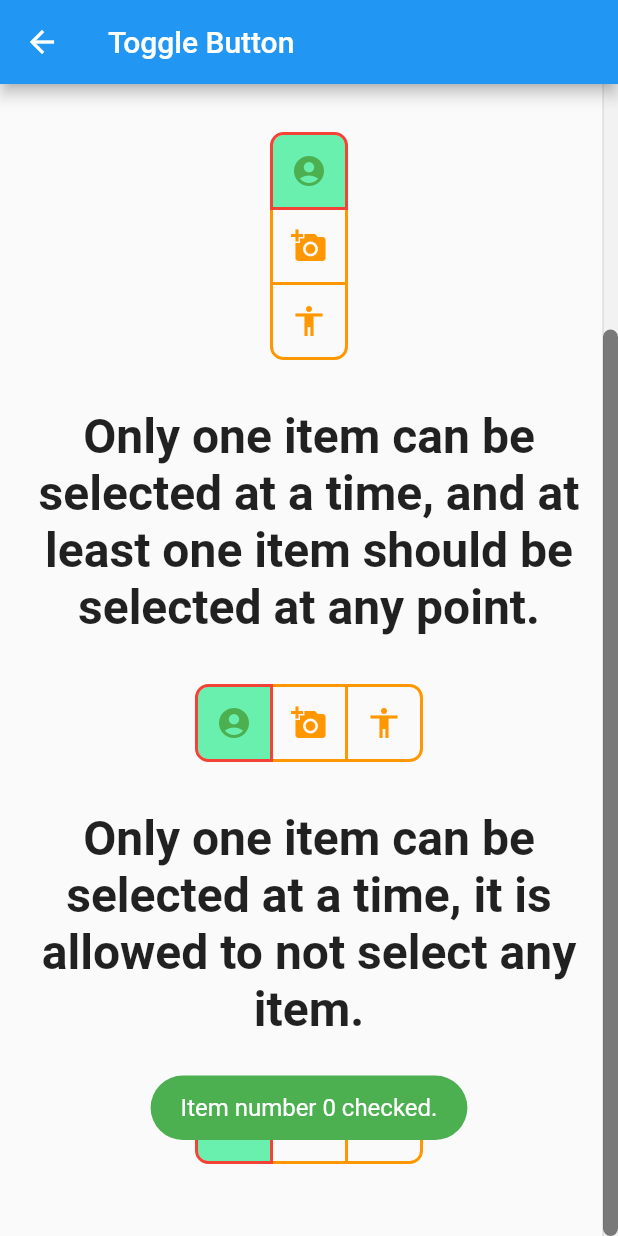
After one commit to Gogo-jiii/Flutter-All-In-One, a Flutter app: the ToggleButtonScreen screen opened directly, scrolled down 208 dp, after a tap on the "account circle" icon, on a phone screen of 412 x 824 dp. The commit adds this screen. Run offline on Flutter 3.47's test engine with Material 2 defaults, Android fonts, the phone set to English and light mode, and no system bars; our stand-ins replace fluttertoast.

Commit message:
toggle button

```diff
--- a/lib/main.dart
+++ b/lib/main.dart
@@ -15,6 +15,7 @@ import 'package:flutter_all_in_one/modules/spacer/spacer_screen.dart';
 import 'package:flutter_all_in_one/modules/text_field/textfield_screen.dart';
 import 'package:flutter_all_in_one/modules/textwatcher/textwatcher_screen.dart';
 import 'package:flutter_all_in_one/modules/toast/toast_screen.dart';
+import 'package:flutter_all_in_one/modules/toggle_button/toggle_button_screen.dart';
 
 import 'modules/common_widgets/common_widgets.dart';
 import 'modules/divider/divider_screen.dart';
@@ -66,7 +67,8 @@ class _MyHomePageState extends State<MyHomePage> {
     "Expanded Widget",
     "Divider",
     "Spacer",
-    "Hero Transition"
+    "Hero Transition",
+    "Toggle Button"
   ];
 
   @override
@@ -130,10 +132,8 @@ void navigate(BuildContext context, int index) {
               builder: (_) => const GetTextFromTextFieldScreen()));
       break;
     case DashboardItemsType.textWatcher:
-      Navigator.push(
-          context,
-          MaterialPageRoute(
-              builder: (_) => const TextWatcherScreen()));
+      Navigator.push(context,
+          MaterialPageRoute(builder: (_) => const TextWatcherScreen()));
       break;
     case DashboardItemsType.slider:
       Navigator.push(
@@ -171,6 +171,10 @@ void navigate(BuildContext context, int index) {
       Navigator.push(
           context, MaterialPageRoute(builder: (_) => const HeroFirstScreen()));
       break;
+    case DashboardItemsType.toggleButton:
+      Navigator.push(context,
+          MaterialPageRoute(builder: (_) => const ToggleButtonScreen()));
+      break;
   }
 }
 
@@ -191,7 +195,8 @@ enum DashboardItemsType {
   expandedWidget,
   divider,
   spacer,
-  heroTransition;
+  heroTransition,
+  toggleButton;
 }
 
 DashboardItemsType getListItemType(int index) {
--- /dev/null
+++ b/lib/modules/toggle_button/toggle_button_screen.dart
@@ -0,0 +1,205 @@
+import 'package:flutter/material.dart';
+import 'package:flutter_all_in_one/modules/common_widgets/common_widgets.dart';
+import 'package:flutter_all_in_one/modules/toast/toast_screen.dart';
+
+class ToggleButtonScreen extends StatefulWidget {
+  const ToggleButtonScreen({Key? key}) : super(key: key);
+
+  @override
+  State<ToggleButtonScreen> createState() => _ToggleButtonScreenState();
+}
+
+class _ToggleButtonScreenState extends State<ToggleButtonScreen> {
+  final _isSelected1 = [false, false, false];
+  final _isSelected2 = [false, false, false];
+  final _isSelected3 = [true, false, false];
+  final _isSelected4 = [true, false, false];
+
+  @override
+  Widget build(BuildContext context) {
+    return Scaffold(
+      appBar: getAppBar(context, "Toggle Button"),
+      body: Scrollbar(
+        thumbVisibility: true,
+        thickness: 10,
+        trackVisibility: true,
+        interactive: true,
+        radius: const Radius.circular(10),
+        child: SingleChildScrollView(
+          child: Center(
+            child: Container(
+              margin: const EdgeInsets.all(16),
+              child: Column(
+                children: [
+                  const GetTitle("Horizontal Toggle Button"),
+                  const GetSizedBox(),
+                  ToggleButtons(
+                    borderWidth: 2,
+                    borderRadius: BorderRadius.circular(8),
+                    borderColor: Colors.orange,
+                    selectedBorderColor: Colors.red,
+                    fillColor: Colors.greenAccent,
+                    color: Colors.orange,
+                    splashColor: Colors.greenAccent,
+                    selectedColor: Colors.green,
+                    onPressed: (int index) {
+                      setState(() {
+                        _isSelected1[index] = !_isSelected1[index];
+                        showResult(_isSelected1, index);
+                        debugPrint("TAG: $_isSelected1.toString()");
+                      });
+                    },
+                    isSelected: _isSelected1,
+                    children: const [
+                      Icon(Icons.account_circle),
+                      Icon(Icons.add_a_photo),
+                      Icon(Icons.accessibility),
+                    ],
+                  ),
+                  const GetSizedBox(),
+                  const GetTitle("Vertical Toggle Button"),
+                  const GetSizedBox(),
+                  ToggleButtons(
+                    direction: Axis.vertical,
+                    borderWidth: 2,
+                    borderRadius: BorderRadius.circular(8),
+                    borderColor: Colors.orange,
+                    selectedBorderColor: Colors.red,
+                    fillColor: Colors.greenAccent,
+                    color: Colors.orange,
+                    splashColor: Colors.greenAccent,
+                    selectedColor: Colors.green,
+                    onPressed: (int index) {
+                      setState(() {
+                        _isSelected2[index] = !_isSelected2[index];
+                        showResult(_isSelected2, index);
+                      });
+                    },
+                    isSelected: _isSelected2,
+                    children: const [
+                      Icon(Icons.account_circle),
+                      Icon(Icons.add_a_photo),
+                      Icon(Icons.accessibility),
+                    ],
+                  ),
+                  const GetSizedBox(),
+                  const GetTitle(
+                      "Only one item can be selected at a time, and at least one item should be selected at any point."),
+                  const GetSizedBox(),
+                  ToggleButtons(
+                    borderWidth: 2,
+                    borderRadius: BorderRadius.circular(8),
+                    borderColor: Colors.orange,
+                    selectedBorderColor: Colors.red,
+                    fillColor: Colors.greenAccent,
+                    color: Colors.orange,
+                    splashColor: Colors.greenAccent,
+                    selectedColor: Colors.green,
+                    onPressed: (int index) {
+                      setState(() {
+                        for (int buttonIndex = 0;
+                            buttonIndex < _isSelected3.length;
+                            buttonIndex++) {
+                          if (buttonIndex == index) {
+                            _isSelected3[buttonIndex] = true;
+                            showResult(_isSelected3, index);
+                          } else {
+                            _isSelected3[buttonIndex] = false;
+                          }
+                        }
+                      });
+                    },
+                    isSelected: _isSelected3,
+                    children: const [
+                      Icon(Icons.account_circle),
+                      Icon(Icons.add_a_photo),
+                      Icon(Icons.accessibility),
+                    ],
+                  ),
+                  const GetSizedBox(),
+                  const GetTitle(
+                      "Only one item can be selected at a time, it is allowed to not select any item."),
+                  const GetSizedBox(),
+                  ToggleButtons(
+                    borderWidth: 2,
+                    borderRadius: BorderRadius.circular(8),
+                    borderColor: Colors.orange,
+                    selectedBorderColor: Colors.red,
+                    fillColor: Colors.greenAccent,
+                    color: Colors.orange,
+                    splashColor: Colors.greenAccent,
+                    selectedColor: Colors.green,
+                    onPressed: (int index) {
+                      setState(() {
+                        for (int buttonIndex = 0;
+                            buttonIndex < _isSelected4.length;
+                            buttonIndex++) {
+                          if (buttonIndex == index) {
+                            _isSelected4[buttonIndex] =
+                                !_isSelected4[buttonIndex];
+                            showResult(_isSelected4, index);
+                          } else {
+                            _isSelected4[buttonIndex] = false;
+                          }
+                        }
+                      });
+                    },
+                    isSelected: _isSelected4,
+                    children: const [
+                      Icon(Icons.account_circle),
+                      Icon(Icons.add_a_photo),
+                      Icon(Icons.accessibility),
+                    ],
+                  ),
+                  const GetSizedBox(),
+                ],
+              ),
+            ),
+          ),
+        ),
+      ),
+    );
+  }
+
+  void showResult(List<bool> isSelected, int index) {
+    if (isSelected[index] == true) {
+      showToast("Item number $index checked.");
+    } else {
+      showToast("Item number $index un-checked.");
+    }
+  }
+}
+
+class GetSizedBox extends StatelessWidget {
+  const GetSizedBox({
+    Key? key,
+  }) : super(key: key);
+
+  @override
+  Widget build(BuildContext context) {
+    return const SizedBox(
+      height: 32,
+    );
+  }
+}
+
+class GetTitle extends StatelessWidget {
+  final String title;
+
+  const GetTitle(
+    this.title, {
+    Key? key,
+  }) : super(key: key);
+
+  @override
+  Widget build(BuildContext context) {
+    return Text(
+      title,
+      textAlign: TextAlign.center,
+      style: const TextStyle(
+        fontWeight: FontWeight.bold,
+        fontSize: 32,
+      ),
+    );
+  }
+}
```
